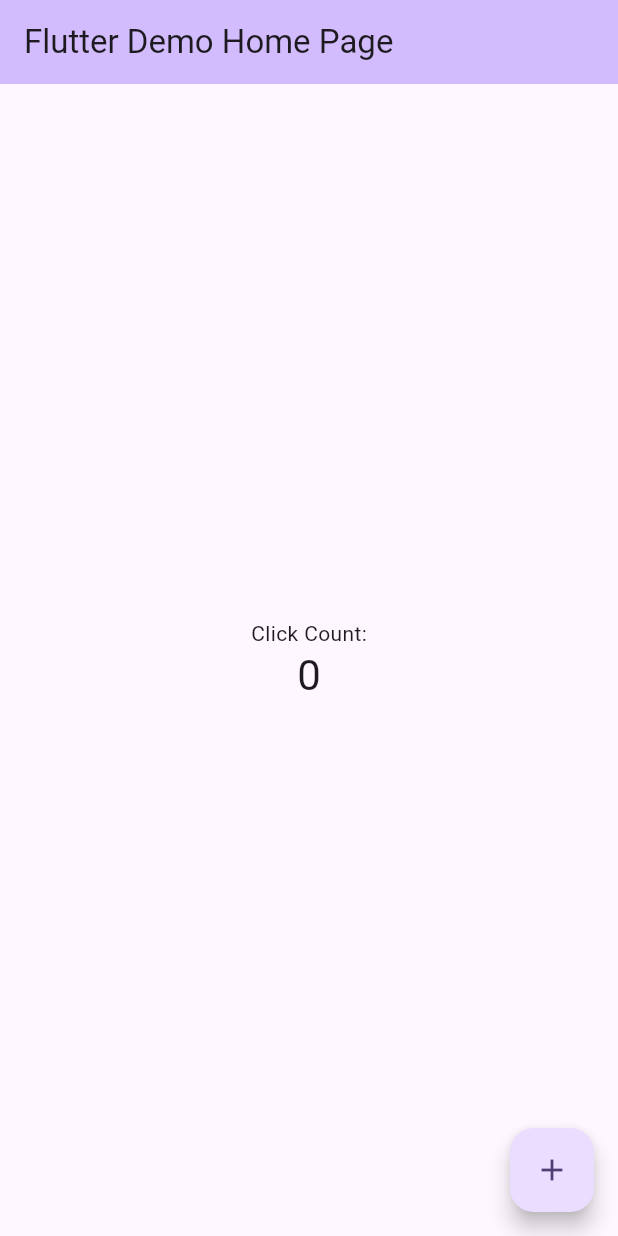
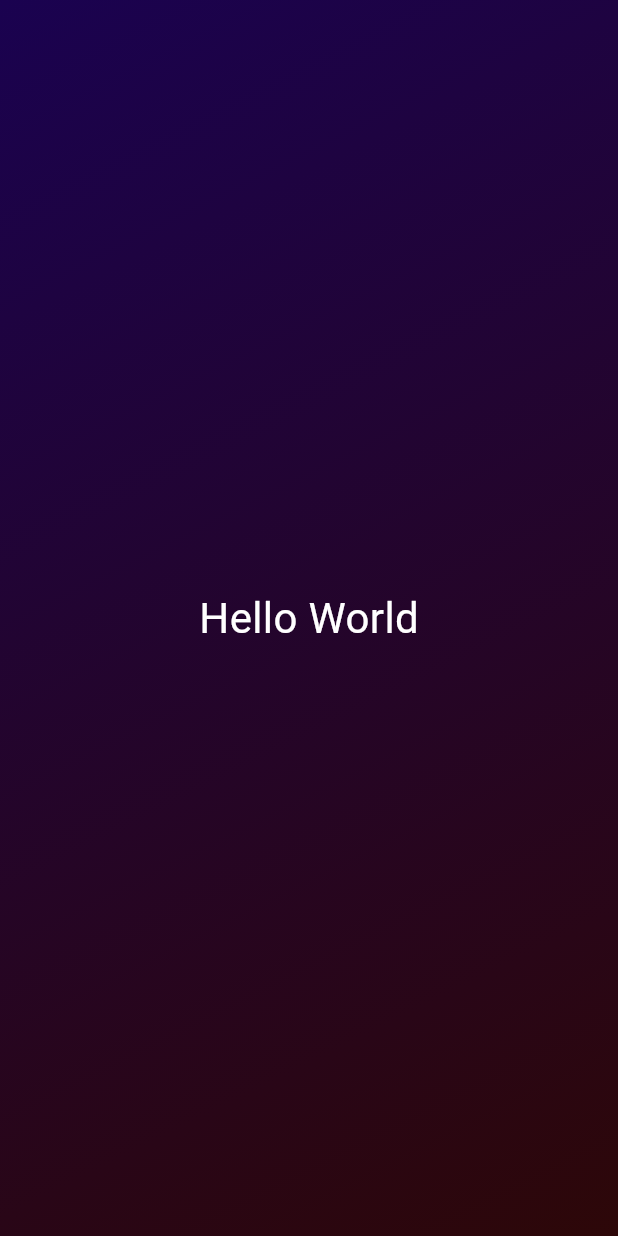
Before and after one commit to chvaldez10/flutter-sandbox, a Flutter app: the screen it shows after launch, on a phone screen of 412 x 824 dp. Run offline on Flutter 3.47's test engine with Material 3 defaults, Android fonts, the phone set to English and light mode, and no system bars.

Commit message:
made my first widget

```diff
--- /dev/null
+++ b/first_app/lib/gradient_container.dart
@@ -0,0 +1,28 @@
+import "package:flutter/material.dart";
+import "package:first_app/styled_text.dart";
+
+const startAlignment = Alignment.topLeft;
+const stopAlignment = Alignment.bottomRight;
+
+class GradientContainer extends StatelessWidget {
+  const GradientContainer({super.key});
+
+  @override
+  Widget build(context) {
+    return Container(
+      decoration: const BoxDecoration(
+        gradient: LinearGradient(
+          colors: [
+            Color.fromARGB(255, 26, 2, 80),
+            Color.fromARGB(255, 45, 7, 8)
+          ],
+          begin: startAlignment,
+          end: stopAlignment,
+        ),
+      ),
+      child: const Center(
+        child: StyledText(),
+      ),
+    );
+  }
+}
--- a/first_app/lib/main.dart
+++ b/first_app/lib/main.dart
@@ -1,125 +1,12 @@
-import 'package:flutter/material.dart';
+import "package:flutter/material.dart";
+import "package:first_app/gradient_container.dart";
 
 void main() {
-  runApp(const MyApp());
+  runApp(
+    MaterialApp(
+      home: Scaffold(
+        body: GradientContainer(),
+      ),
+    ),
+  );
 }
-
-class MyApp extends StatelessWidget {
-  const MyApp({super.key});
-
-  // This widget is the root of your application.
-  @override
-  Widget build(BuildContext context) {
-    return MaterialApp(
-      title: 'Flutter Demo',
-      theme: ThemeData(
-        // This is the theme of your application.
-        //
-        // TRY THIS: Try running your application with "flutter run". You'll see
-        // the application has a purple toolbar. Then, without quitting the app,
-        // try changing the seedColor in the colorScheme below to Colors.green
-        // and then invoke "hot reload" (save your changes or press the "hot
-        // reload" button in a Flutter-supported IDE, or press "r" if you used
-        // the command line to start the app).
-        //
-        // Notice that the counter didn't reset back to zero; the application
-        // state is not lost during the reload. To reset the state, use hot
-        // restart instead.
-        //
-        // This works for code too, not just values: Most code changes can be
-        // tested with just a hot reload.
-        colorScheme: ColorScheme.fromSeed(seedColor: Colors.deepPurple),
-        useMaterial3: true,
-      ),
-      home: const MyHomePage(title: 'Flutter Demo Home Page'),
-    );
-  }
-}
-
-class MyHomePage extends StatefulWidget {
-  const MyHomePage({super.key, required this.title});
-
-  // This widget is the home page of your application. It is stateful, meaning
-  // that it has a State object (defined below) that contains fields that affect
-  // how it looks.
-
-  // This class is the configuration for the state. It holds the values (in this
-  // case the title) provided by the parent (in this case the App widget) and
-  // used by the build method of the State. Fields in a Widget subclass are
-  // always marked "final".
-
-  final String title;
-
-  @override
-  State<MyHomePage> createState() => _MyHomePageState();
-}
-
-class _MyHomePageState extends State<MyHomePage> {
-  int _counter = 0;
-
-  void _incrementCounter() {
-    setState(() {
-      // This call to setState tells the Flutter framework that something has
-      // changed in this State, which causes it to rerun the build method below
-      // so that the display can reflect the updated values. If we changed
-      // _counter without calling setState(), then the build method would not be
-      // called again, and so nothing would appear to happen.
-      _counter++;
-    });
-  }
-
-  @override
-  Widget build(BuildContext context) {
-    // This method is rerun every time setState is called, for instance as done
-    // by the _incrementCounter method above.
-    //
-    // The Flutter framework has been optimized to make rerunning build methods
-    // fast, so that you can just rebuild anything that needs updating rather
-    // than having to individually change instances of widgets.
-    return Scaffold(
-      appBar: AppBar(
-        // TRY THIS: Try changing the color here to a specific color (to
-        // Colors.amber, perhaps?) and trigger a hot reload to see the AppBar
-        // change color while the other colors stay the same.
-        backgroundColor: Theme.of(context).colorScheme.inversePrimary,
-        // Here we take the value from the MyHomePage object that was created by
-        // the App.build method, and use it to set our appbar title.
-        title: Text(widget.title),
-      ),
-      body: Center(
-        // Center is a layout widget. It takes a single child and positions it
-        // in the middle of the parent.
-        child: Column(
-          // Column is also a layout widget. It takes a list of children and
-          // arranges them vertically. By default, it sizes itself to fit its
-          // children horizontally, and tries to be as tall as its parent.
-          //
-          // Column has various properties to control how it sizes itself and
-          // how it positions its children. Here we use mainAxisAlignment to
-          // center the children vertically; the main axis here is the vertical
-          // axis because Columns are vertical (the cross axis would be
-          // horizontal).
-          //
-          // TRY THIS: Invoke "debug painting" (choose the "Toggle Debug Paint"
-          // action in the IDE, or press "p" in the console), to see the
-          // wireframe for each widget.
-          mainAxisAlignment: MainAxisAlignment.center,
-          children: <Widget>[
-            const Text(
-              'Click Count:',
-            ),
-            Text(
-              '$_counter',
-              style: Theme.of(context).textTheme.headlineMedium,
-            ),
-          ],
-        ),
-      ),
-      floatingActionButton: FloatingActionButton(
-        onPressed: _incrementCounter,
-        tooltip: 'Increment',
-        child: const Icon(Icons.add),
-      ), // This trailing comma makes auto-formatting nicer for build methods.
-    );
-  }
-}
--- /dev/null
+++ b/first_app/lib/styled_text.dart
@@ -0,0 +1,16 @@
+import "package:flutter/material.dart";
+
+class StyledText extends StatelessWidget {
+  const StyledText({super.key});
+
+  @override
+  Widget build(context) {
+    return const Text(
+      "Hello World",
+      style: TextStyle(
+        color: Colors.white,
+        fontSize: 28,
+      ),
+    );
+  }
+}
```
